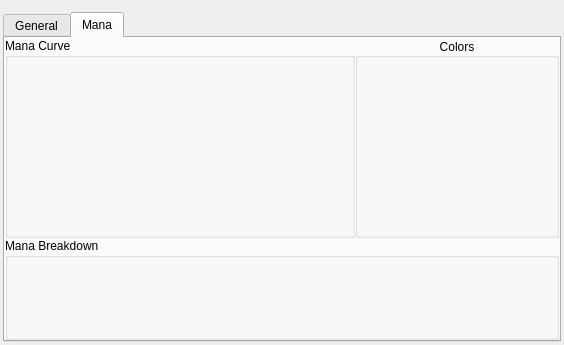
The window that mtgcards/deckstatisticsdialog.ui (stijnvermeir/mtgcards) describes before a commit, drawn with Qt 5.
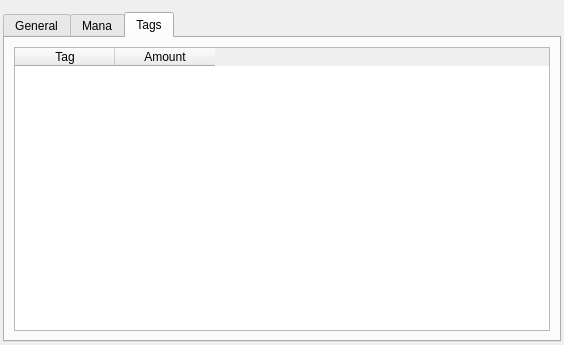
The same window after the commit. The open tabs and pages were chosen to show the change.

What changed in the file:
```diff
--- a/mtgcards/deckstatisticsdialog.ui
+++ b/mtgcards/deckstatisticsdialog.ui
@@ -316,6 +316,42 @@
        </item>
       </layout>
      </widget>
+     <widget class="QWidget" name="tagsTab">
+      <attribute name="title">
+       <string>Tags</string>
+      </attribute>
+      <layout class="QHBoxLayout" name="horizontalLayout_7">
+       <item>
+        <widget class="QTableWidget" name="tagsTbl">
+         <property name="editTriggers">
+          <set>QAbstractItemView::NoEditTriggers</set>
+         </property>
+         <property name="alternatingRowColors">
+          <bool>true</bool>
+         </property>
+         <property name="selectionBehavior">
+          <enum>QAbstractItemView::SelectRows</enum>
+         </property>
+         <attribute name="verticalHeaderVisible">
+          <bool>false</bool>
+         </attribute>
+         <column>
+          <property name="text">
+           <string>Tag</string>
+          </property>
+         </column>
+         <column>
+          <property name="text">
+           <string>Amount</string>
+          </property>
+          <property name="textAlignment">
+           <set>AlignCenter</set>
+          </property>
+         </column>
+        </widget>
+       </item>
+      </layout>
+     </widget>
     </widget>
    </item>
   </layout>
```
Left out of the diff: 2 changed lines with no effect on the pictures.
